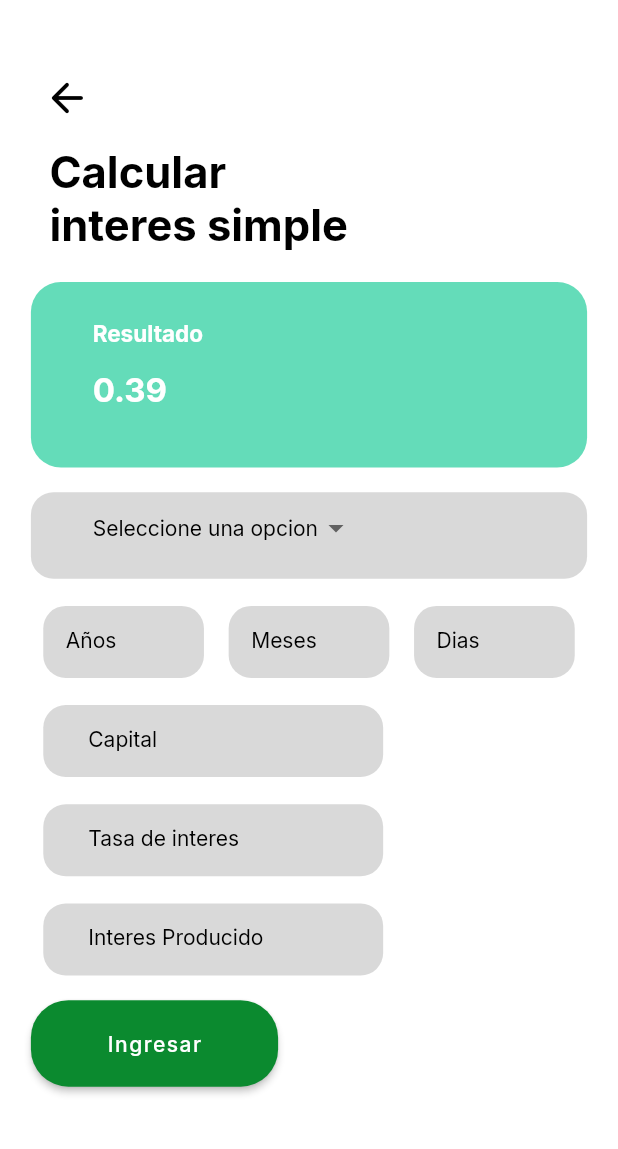
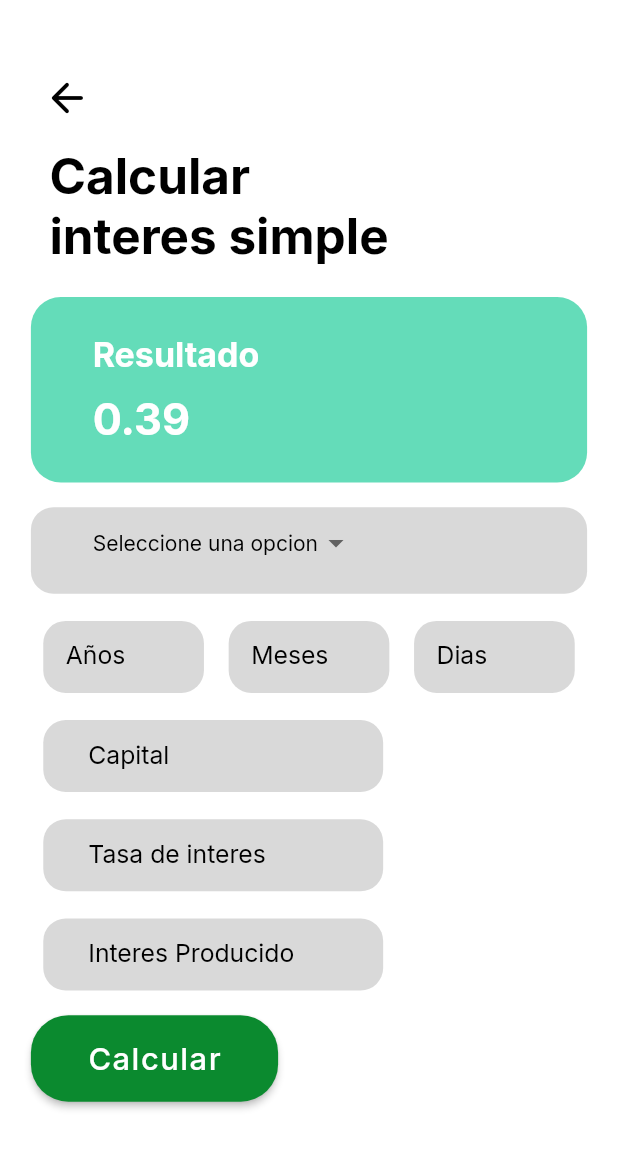
Before and after one commit to anapatino/FinanLearn, a Flutter app: the Dashboard screen opened directly, after a tap on "Interes simple", on a phone screen of 412 x 824 dp. Shown: the top 1149 px of the screen. Run offline on Flutter 3.47's test engine with Material 2 defaults, Android fonts, the phone set to English and light mode, and no system bars; our stand-ins replace get, google_fonts.

Commit message:
add dimensions

```diff
--- a/lib/ui/pages/Main.dart
+++ b/lib/ui/pages/Main.dart
@@ -37,7 +37,7 @@ class _MainState extends State<Main> {
                 'Domina conceptos financieros con FinanLearn',
                 style: GoogleFonts.inter(
                     color: Colors.white,
-                    fontSize: 45,
+                    fontSize: Dimensions.screenHeight * 0.065,
                     fontWeight: FontWeight.w700),
               ),
             ),
@@ -61,7 +61,7 @@ class _MainState extends State<Main> {
                 child: Text("Ingresar",
                     style: GoogleFonts.inter(
                       color: Colors.white,
-                      fontSize: 20,
+                      fontSize: Dimensions.screenWidth * 0.05,
                       letterSpacing: 1.6,
                     )),
               ),
--- a/lib/ui/pages/calculator/simpleInterest.dart
+++ b/lib/ui/pages/calculator/simpleInterest.dart
@@ -55,7 +55,7 @@ class _SimpleInterestState extends State<SimpleInterest> {
                   child: Text('Calcular\ninteres simple',
                       style: GoogleFonts.inter(
                         color: Colors.black,
-                        fontSize: 29,
+                        fontSize: Dimensions.screenWidth * 0.08,
                         fontWeight: FontWeight.bold,
                       )),
                 ),
@@ -81,16 +81,16 @@ class _SimpleInterestState extends State<SimpleInterest> {
                           Text('Resultado',
                               style: GoogleFonts.inter(
                                 color: Colors.white,
-                                fontSize: 15,
+                                fontSize: Dimensions.screenWidth * 0.055,
                                 fontWeight: FontWeight.bold,
                               )),
                           SizedBox(
-                            height: Dimensions.screenHeight * 0.02,
+                            height: Dimensions.screenHeight * 0.015,
                           ),
                           Text('0.39',
                               style: GoogleFonts.inter(
                                 color: Colors.white,
-                                fontSize: 22,
+                                fontSize: Dimensions.screenWidth * 0.07,
                                 fontWeight: FontWeight.bold,
                               )),
                         ]),
@@ -182,10 +182,10 @@ class _SimpleInterestState extends State<SimpleInterest> {
                     minimumSize: Size(
                         Dimensions.width40, Dimensions.screenHeight * 0.07),
                   ),
-                  child: Text("Ingresar",
+                  child: Text("Calcular",
                       style: GoogleFonts.inter(
                         color: Colors.white,
-                        fontSize: 14,
+                        fontSize: Dimensions.screenWidth * 0.05,
                         letterSpacing: 1,
                       )),
                 ),
--- a/lib/ui/pages/dashboard/dashboard.dart
+++ b/lib/ui/pages/dashboard/dashboard.dart
@@ -3,12 +3,10 @@ import 'package:finanlearn/ui/pages/pageTest/test.dart';
 import 'package:flutter/material.dart';
 import 'package:get/get.dart';
 import 'package:google_fonts/google_fonts.dart';
-import '../../../domain/models/user.dart';
 import '../../utils/Dimensions.dart';
 import '../../widgets/Button.dart';
 import '../../widgets/flashCard.dart';
 import '../calculator/simpleInterest.dart';
-import '../calculator/simpleInterestGuia.dart';
 import '../history/history.dart';
 
 class Dashboard extends StatefulWidget {
@@ -65,7 +63,7 @@ class _DashboardState extends State<Dashboard> {
                     child: Text("Hola,",
                         style: GoogleFonts.inter(
                             color: Colors.black,
-                            fontSize: 30,
+                            fontSize: Dimensions.screenWidth * 0.08,
                             fontWeight: FontWeight.normal)),
                   ),
                   Positioned(
@@ -74,7 +72,7 @@ class _DashboardState extends State<Dashboard> {
                     child: Text("Usuario",
                         style: GoogleFonts.inter(
                             color: Colors.black,
-                            fontSize: 39,
+                            fontSize: Dimensions.screenWidth * 0.1,
                             fontWeight: FontWeight.bold)),
                   ),
                 ],
@@ -151,7 +149,7 @@ class _DashboardState extends State<Dashboard> {
                           child: Text("Material Educativo",
                               style: GoogleFonts.inter(
                                 color: Colors.black,
-                                fontSize: 24.5,
+                                fontSize: Dimensions.screenWidth * 0.075,
                                 fontWeight: FontWeight.bold,
                               )),
                         )
--- a/lib/ui/pages/history/history.dart
+++ b/lib/ui/pages/history/history.dart
@@ -45,7 +45,7 @@ class _HistoryState extends State<History> {
                 child: Text('Historial de ejercicios',
                     style: GoogleFonts.inter(
                       color: Colors.black,
-                      fontSize: 29,
+                      fontSize: Dimensions.screenWidth * 0.08,
                       fontWeight: FontWeight.bold,
                     )),
               ),
--- a/lib/ui/pages/pageTest/test.dart
+++ b/lib/ui/pages/pageTest/test.dart
@@ -1,5 +1,4 @@
 import 'package:finanlearn/ui/utils/Dimensions.dart';
-import 'package:finanlearn/ui/widgets/card.dart';
 import 'package:flutter/material.dart';
 import 'package:get/get.dart';
 import 'package:google_fonts/google_fonts.dart';
@@ -50,7 +49,7 @@ class _TestState extends State<Test> {
                 child: Text('Test de aprendizaje',
                     style: GoogleFonts.inter(
                       color: const Color.fromRGBO(51, 190, 91, 1),
-                      fontSize: 29,
+                      fontSize: Dimensions.screenWidth * 0.08,
                       fontWeight: FontWeight.bold,
                     )),
               ),
--- a/lib/ui/widgets/Input.dart
+++ b/lib/ui/widgets/Input.dart
@@ -29,7 +29,7 @@ class _InputState extends State<Input> {
         labelText: widget.labelText,
         focusColor: const Color.fromRGBO(138, 138, 138, 1),
         labelStyle: GoogleFonts.inter(
-          fontSize: 16,
+          fontSize: Dimensions.screenWidth * 0.05,
           color: const Color.fromRGBO(138, 138, 138, 1),
         ),
         focusedBorder: const UnderlineInputBorder(
@@ -70,7 +70,7 @@ class InputColor extends StatelessWidget {
           focusColor: Colors.black,
           labelText: labelText,
           labelStyle: GoogleFonts.inter(
-            fontSize: 14,
+            fontSize: Dimensions.screenWidth * 0.04,
             color: Colors.black,
           ),
         ),
@@ -109,7 +109,7 @@ class InputMedium extends StatelessWidget {
           focusColor: Colors.black,
           labelText: labelText,
           labelStyle: GoogleFonts.inter(
-            fontSize: 14,
+            fontSize: Dimensions.screenWidth * 0.04,
             color: Colors.black,
           ),
         ),
--- a/lib/ui/widgets/button.dart
+++ b/lib/ui/widgets/button.dart
@@ -1,5 +1,4 @@
 import 'package:flutter/material.dart';
-import 'package:get/get.dart';
 import 'package:google_fonts/google_fonts.dart';
 import '../utils/Dimensions.dart';
 
@@ -52,7 +51,7 @@ class Button extends StatelessWidget {
             Text(title,
                 style: GoogleFonts.inter(
                   color: Colors.white,
-                  fontSize: 14,
+                  fontSize: Dimensions.screenWidth * 0.04,
                   fontWeight: FontWeight.bold,
                 )),
           ],
--- a/lib/ui/widgets/flashCard.dart
+++ b/lib/ui/widgets/flashCard.dart
@@ -37,7 +37,7 @@ class FlashCard extends StatelessWidget {
           crossAxisAlignment: CrossAxisAlignment.start,
           children: [
             Container(
-              height: Dimensions.screenHeight * 0.17,
+              height: Dimensions.screenHeight * 0.16,
               width: Dimensions.screenWidth * 0.65,
               decoration: BoxDecoration(
                   color: color,
@@ -58,7 +58,7 @@ class FlashCard extends StatelessWidget {
             Text(title,
                 style: GoogleFonts.inter(
                   color: Colors.black,
-                  fontSize: 12,
+                  fontSize: Dimensions.screenWidth * 0.035,
                   fontWeight: FontWeight.bold,
                 )),
             SizedBox(
@@ -67,7 +67,7 @@ class FlashCard extends StatelessWidget {
             Text(description,
                 style: GoogleFonts.inter(
                   color: Colors.black,
-                  fontSize: 10,
+                  fontSize: Dimensions.screenWidth * 0.03,
                   fontWeight: FontWeight.w300,
                 )),
           ],
--- a/lib/ui/widgets/questionCard.dart
+++ b/lib/ui/widgets/questionCard.dart
@@ -41,7 +41,7 @@ class _QuestionCardState extends State<QuestionCard> {
               Text(widget.title,
                   style: GoogleFonts.inter(
                     color: widget.color,
-                    fontSize: 19,
+                    fontSize: Dimensions.screenWidth * 0.06,
                     fontWeight: FontWeight.bold,
                   )),
               SizedBox(
@@ -50,7 +50,7 @@ class _QuestionCardState extends State<QuestionCard> {
               Text(widget.description,
                   style: GoogleFonts.inter(
                     color: Colors.black,
-                    fontSize: 18,
+                    fontSize: Dimensions.screenWidth * 0.045,
                     fontWeight: FontWeight.w400,
                   )),
               SizedBox(
@@ -78,7 +78,7 @@ class _QuestionCardState extends State<QuestionCard> {
                         widget.listOptions[key]!,
                         style: GoogleFonts.inter(
                           color: Colors.black,
-                          fontSize: 16,
+                          fontSize: Dimensions.screenWidth * 0.045,
                         ),
                       ),
                     ],
```
Also changed, not shown: lib/ui/pages/calculator/compoundInterest.dart (+6 -6 lines), lib/ui/pages/login/login.dart (+4 -4 lines), lib/ui/pages/login/register.dart (+32 -5 lines), lib/ui/widgets/card.dart (+10 -10 lines).
